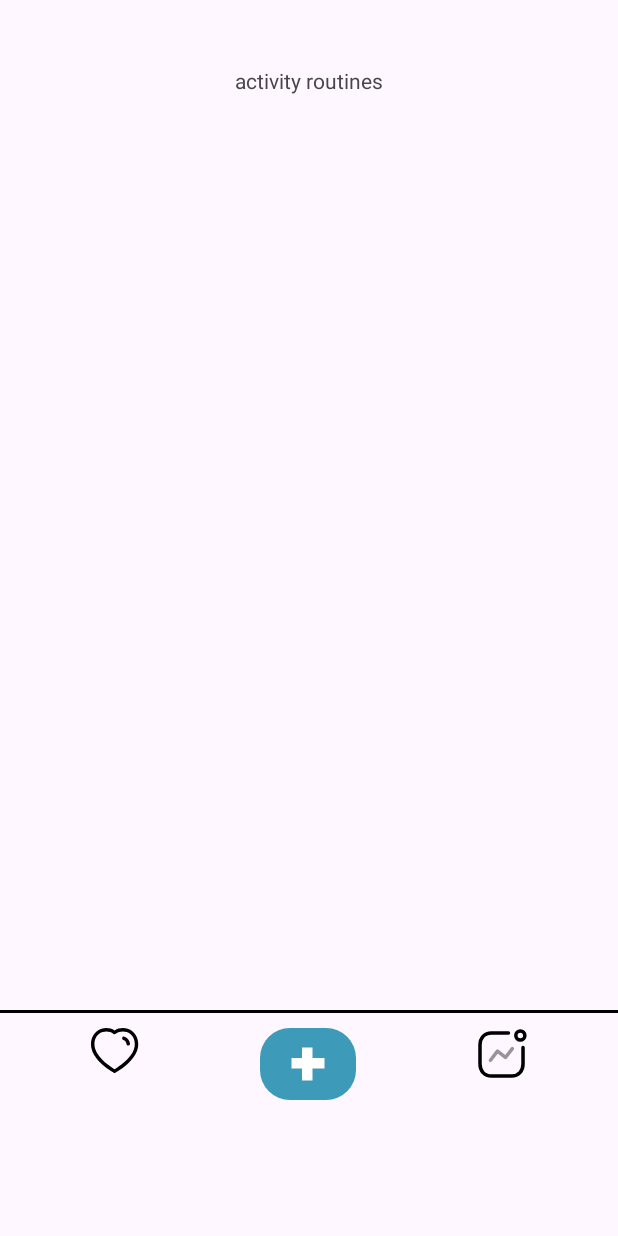
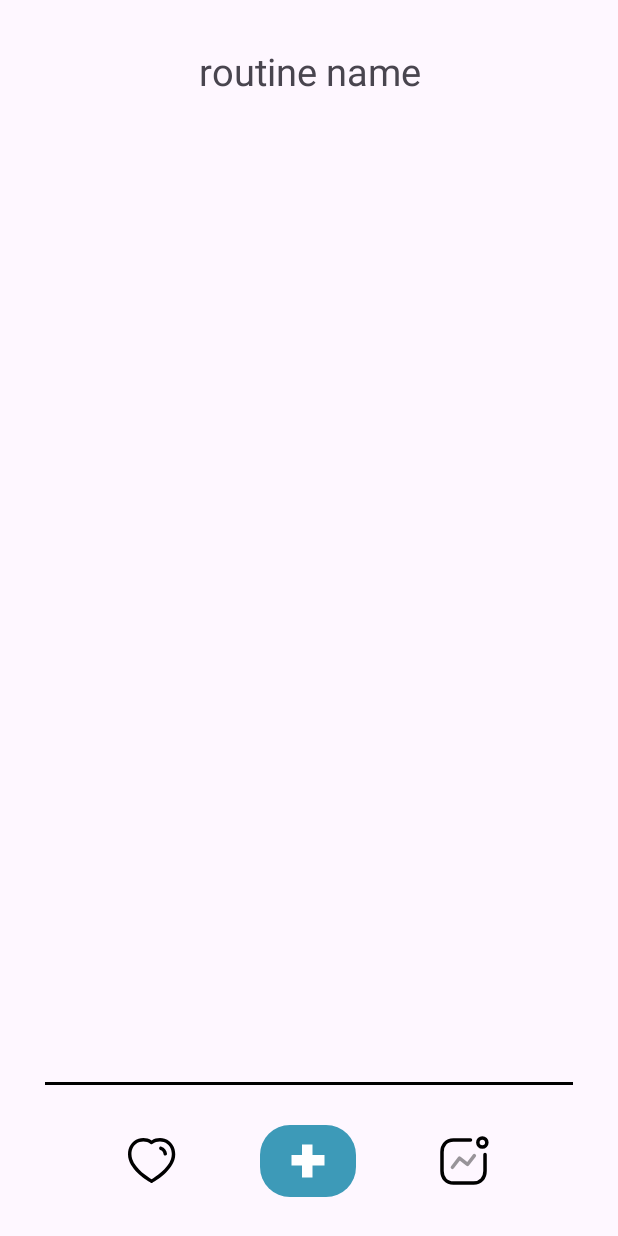
Before and after one commit to banaina/FlexFriend, an Android app: the layout activity_routines.xml on its own in the app's theme, with its tools: preview values and no code run, on a phone screen of 412 x 824 dp. Run offline under Robolectric (Android 15) with nearby library versions, the phone set to English and light mode, and no system bars.

Commit message:
edited activity_routines.xml

```diff
--- a/app/src/main/res/layout/activity_routines.xml
+++ b/app/src/main/res/layout/activity_routines.xml
@@ -3,76 +3,172 @@
     xmlns:app="http://schemas.android.com/apk/res-auto"
     xmlns:tools="http://schemas.android.com/tools"
     android:layout_width="match_parent"
+    android:layout_height="match_parent">
+
+    <LinearLayout
+        android:layout_width="match_parent"
         android:layout_height="match_parent"
-    tools:context=".RoutinesActivity">
+        android:orientation="vertical"
+        android:paddingStart="30dp"
+        android:paddingEnd="30dp"
+        android:paddingTop="30dp">
+
+        <LinearLayout
+            android:layout_width="match_parent"
+            android:layout_height="wrap_content"
+            android:orientation="horizontal">
+
+            <TextView
+                android:id="@+id/routineNameTV"
+                android:layout_width="match_parent"
+                android:layout_height="wrap_content"
+               android:textAlignment="center"
+                android:text="routine name"
+                android:textSize="25sp"/>
+
+        </LinearLayout>
 
         <androidx.recyclerview.widget.RecyclerView
-        android:id="@+id/routinesRecyclerView"
-        android:layout_width="414dp"
-        android:layout_height="610dp"
-        app:layout_constraintEnd_toEndOf="parent"
-        app:layout_constraintHorizontal_bias="0.666"
-        app:layout_constraintStart_toStartOf="parent"
-        app:layout_constraintTop_toBottomOf="@+id/routineCategoryTV" />
+            android:id="@+id/fullRoutineRecyclerView"
+            android:layout_width="match_parent"
+            android:layout_height="wrap_content"
+            android:layout_marginTop="30dp"
+            android:layout_weight="6"
+            app:layoutManager="LinearLayoutManager"/>
 
         <View
             android:id="@+id/divider"
             android:layout_width="match_parent"
             android:layout_height="2dp"
             android:layout_weight="0"
-        android:background="@color/black"
-        app:layout_constraintTop_toBottomOf="@+id/routinesRecyclerView"/>
+            android:background="@color/black" />
 
-    <LinearLayout
+        <androidx.constraintlayout.widget.ConstraintLayout
             android:id="@+id/linearLayout"
             android:layout_width="match_parent"
             android:layout_height="wrap_content"
-        android:layout_marginTop="10dp"
-        android:layout_marginBottom="10dp"
-        android:layout_weight="1"
-        android:orientation="horizontal"
-        android:paddingStart="20dp"
-        android:paddingEnd="20dp"
-        app:layout_constraintTop_toBottomOf="@id/divider">
+            android:layout_gravity="bottom"
+            android:layout_weight="0.5">
 
             <ImageButton
                 android:id="@+id/routinesBtn"
                 android:layout_width="wrap_content"
                 android:layout_height="wrap_content"
-            android:layout_gravity="start"
-            android:layout_weight="1"
                 android:background="@android:color/transparent"
                 android:contentDescription="routinesButton"
-            android:src="@drawable/heart" />
+                android:src="@drawable/heart"
+                app:layout_constraintBottom_toBottomOf="@id/linearLayout"
+                app:layout_constraintEnd_toStartOf="@id/newRoutineBtn"
+                app:layout_constraintStart_toStartOf="@id/linearLayout"
+                app:layout_constraintTop_toTopOf="@id/linearLayout"/>
 
             <ImageButton
                 android:id="@+id/newRoutineBtn"
                 android:layout_width="wrap_content"
                 android:layout_height="wrap_content"
-            android:layout_gravity="center"
-            android:layout_weight="1"
                 android:background="@android:color/transparent"
                 android:contentDescription="newRoutineButton"
-            android:src="@drawable/addition" />
+                android:src="@drawable/addition"
+                app:layout_constraintBottom_toBottomOf="@id/linearLayout"
+                app:layout_constraintEnd_toStartOf="@id/progressBtn"
+                app:layout_constraintStart_toEndOf="@id/routinesBtn"
+                app:layout_constraintTop_toTopOf="@id/linearLayout"
+
+                />
 
             <ImageButton
                 android:id="@+id/progressBtn"
                 android:layout_width="wrap_content"
                 android:layout_height="wrap_content"
-            android:layout_gravity="end"
-            android:layout_weight="1"
                 android:background="@android:color/transparent"
                 android:contentDescription="progressButton"
-            android:src="@drawable/progress" />
+                android:src="@drawable/progress"
+                app:layout_constraintBottom_toBottomOf="@id/linearLayout"
+                app:layout_constraintEnd_toEndOf="@id/linearLayout"
+                app:layout_constraintStart_toEndOf="@id/newRoutineBtn"
+                app:layout_constraintTop_toTopOf="@id/linearLayout" />
+        </androidx.constraintlayout.widget.ConstraintLayout>
+
     </LinearLayout>
 
-    <TextView
-        android:id="@+id/routineCategoryTV"
-        android:layout_width="wrap_content"
-        android:layout_height="wrap_content"
-        android:layout_marginTop="44dp"
-        android:text="activity routines"
-        app:layout_constraintEnd_toEndOf="parent"
-        app:layout_constraintStart_toStartOf="parent"
-        app:layout_constraintTop_toTopOf="parent" />
+
 </androidx.constraintlayout.widget.ConstraintLayout>
+
+<!--<?xml version="1.0" encoding="utf-8"?>-->
+<!--<androidx.constraintlayout.widget.ConstraintLayout xmlns:android="http://schemas.android.com/apk/res/android"-->
+<!--    xmlns:app="http://schemas.android.com/apk/res-auto"-->
+<!--    xmlns:tools="http://schemas.android.com/tools"-->
+<!--    android:layout_width="match_parent"-->
+<!--    android:layout_height="match_parent"-->
+<!--    tools:context=".RoutinesActivity">-->
+
+<!--    <androidx.recyclerview.widget.RecyclerView-->
+<!--        android:id="@+id/routinesRecyclerView"-->
+<!--        android:layout_width="414dp"-->
+<!--        android:layout_height="610dp"-->
+<!--        app:layout_constraintEnd_toEndOf="parent"-->
+<!--        app:layout_constraintHorizontal_bias="0.666"-->
+<!--        app:layout_constraintStart_toStartOf="parent"-->
+<!--        app:layout_constraintTop_toBottomOf="@+id/routineCategoryTV" />-->
+
+<!--    <View-->
+<!--        android:id="@+id/divider"-->
+<!--        android:layout_width="match_parent"-->
+<!--        android:layout_height="2dp"-->
+<!--        android:layout_weight="0"-->
+<!--        android:background="@color/black"-->
+<!--        app:layout_constraintTop_toBottomOf="@+id/routinesRecyclerView"/>-->
+
+<!--    <LinearLayout-->
+<!--        android:id="@+id/linearLayout"-->
+<!--        android:layout_width="match_parent"-->
+<!--        android:layout_height="wrap_content"-->
+<!--        android:layout_marginTop="10dp"-->
+<!--        android:layout_marginBottom="10dp"-->
+<!--        android:layout_weight="1"-->
+<!--        android:orientation="horizontal"-->
+<!--        android:paddingStart="20dp"-->
+<!--        android:paddingEnd="20dp"-->
+<!--        app:layout_constraintTop_toBottomOf="@id/divider">-->
+
+<!--        <ImageButton-->
+<!--            android:id="@+id/routinesBtn"-->
+<!--            android:layout_width="wrap_content"-->
+<!--            android:layout_height="wrap_content"-->
+<!--            android:layout_gravity="start"-->
+<!--            android:layout_weight="1"-->
+<!--            android:background="@android:color/transparent"-->
+<!--            android:contentDescription="routinesButton"-->
+<!--            android:src="@drawable/heart" />-->
+
+<!--        <ImageButton-->
+<!--            android:id="@+id/newRoutineBtn"-->
+<!--            android:layout_width="wrap_content"-->
+<!--            android:layout_height="wrap_content"-->
+<!--            android:layout_gravity="center"-->
+<!--            android:layout_weight="1"-->
+<!--            android:background="@android:color/transparent"-->
+<!--            android:contentDescription="newRoutineButton"-->
+<!--            android:src="@drawable/addition" />-->
+
+<!--        <ImageButton-->
+<!--            android:id="@+id/progressBtn"-->
+<!--            android:layout_width="wrap_content"-->
+<!--            android:layout_height="wrap_content"-->
+<!--            android:layout_gravity="end"-->
+<!--            android:layout_weight="1"-->
+<!--            android:background="@android:color/transparent"-->
+<!--            android:contentDescription="progressButton"-->
+<!--            android:src="@drawable/progress" />-->
+<!--    </LinearLayout>-->
+
+<!--    <TextView-->
+<!--        android:id="@+id/routineCategoryTV"-->
+<!--        android:layout_width="wrap_content"-->
+<!--        android:layout_height="wrap_content"-->
+<!--        android:layout_marginTop="44dp"-->
+<!--        android:text="activity routines"-->
+<!--        app:layout_constraintEnd_toEndOf="parent"-->
+<!--        app:layout_constraintStart_toStartOf="parent"-->
+<!--        app:layout_constraintTop_toTopOf="parent" />-->
+<!--</androidx.constraintlayout.widget.ConstraintLayout>-->
```
Lines whose indentation alone changed are shown as unchanged.
